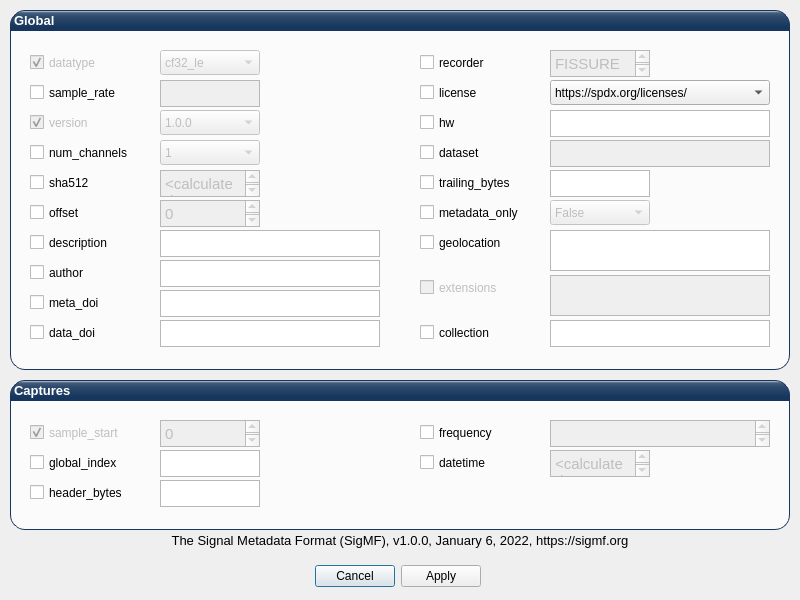
Before: the Qt Designer form UI/sigmf.ui in ainfosec/FISSURE, drawn with Qt 5.
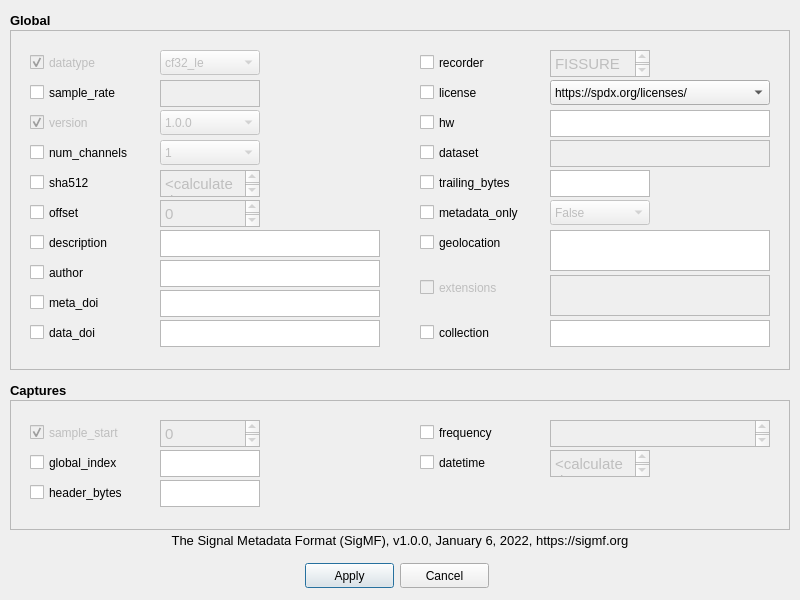
After: the same form once the commit is applied.

The edit to the form file:
```diff
--- a/UI/sigmf.ui
+++ b/UI/sigmf.ui
@@ -22,16 +22,6 @@
      <height>340</height>
     </rect>
    </property>
-   <property name="styleSheet">
-    <string notr="true">QFrame#frame_63 {
-	background-color: rgb(251, 251, 251);
-	border: 1px solid #17365D;
-	border-bottom-left-radius: 15px;
-	border-bottom-right-radius: 15px;
-	
-
-}</string>
-   </property>
    <property name="frameShape">
     <enum>QFrame::StyledPanel</enum>
    </property>
@@ -682,7 +672,7 @@
    <property name="maximumSize">
     <size>
      <width>16777215</width>
-     <height>22</height>
+     <height>16777215</height>
     </size>
    </property>
    <property name="font">
@@ -697,40 +687,11 @@
    <property name="autoFillBackground">
     <bool>false</bool>
    </property>
-   <property name="styleSheet">
-    <string notr="true">QLabel#label_293 {
-   qproperty-alignment: AlignCenter;
-	border: 1px solid #17365D;
-	border-top-left-radius: 15px;
-	border-top-right-radius: 15px;
-	background-color: qlineargradient(spread:pad, x1:0, y1:0, x2:0, y2:1, stop:0 #e7eaee, stop:0.12 #455e7d, stop:0.3 #2e4a6d,   stop:0.85 #17365D, stop:1 #17365D);
-	padding: 0px 0px;
-	color: rgb(255, 255, 255);
-	max-height: 20px;
-	font: bold 10pt &quot;Ubuntu&quot;;
-}</string>
-   </property>
    <property name="text">
     <string>Global</string>
    </property>
   </widget>
-  <widget class="QDialogButtonBox" name="buttonBox">
-   <property name="geometry">
-    <rect>
-     <x>140</x>
-     <y>560</y>
-     <width>341</width>
-     <height>32</height>
-    </rect>
-   </property>
-   <property name="orientation">
-    <enum>Qt::Horizontal</enum>
-   </property>
-   <property name="standardButtons">
-    <set>QDialogButtonBox::Apply|QDialogButtonBox::Cancel</set>
-   </property>
-  </widget>
-  <widget class="QLabel" name="label_20">
+  <widget class="QLabel" name="label2_20">
    <property name="geometry">
     <rect>
      <x>20</x>
@@ -763,7 +724,7 @@
    <property name="maximumSize">
     <size>
      <width>16777215</width>
-     <height>22</height>
+     <height>16777215</height>
     </size>
    </property>
    <property name="font">
@@ -778,19 +739,6 @@
    <property name="autoFillBackground">
     <bool>false</bool>
    </property>
-   <property name="styleSheet">
-    <string notr="true">QLabel#label_294 {
-   qproperty-alignment: AlignCenter;
-	border: 1px solid #17365D;
-	border-top-left-radius: 15px;
-	border-top-right-radius: 15px;
-	background-color: qlineargradient(spread:pad, x1:0, y1:0, x2:0, y2:1, stop:0 #e7eaee, stop:0.12 #455e7d, stop:0.3 #2e4a6d,   stop:0.85 #17365D, stop:1 #17365D);
-	padding: 0px 0px;
-	color: rgb(255, 255, 255);
-	max-height: 20px;
-	font: bold 10pt &quot;Ubuntu&quot;;
-}</string>
-   </property>
    <property name="text">
     <string>Captures</string>
    </property>
@@ -804,16 +752,6 @@
      <height>130</height>
     </rect>
    </property>
-   <property name="styleSheet">
-    <string notr="true">QFrame#frame_64 {
-	background-color: rgb(251, 251, 251);
-	border: 1px solid #17365D;
-	border-bottom-left-radius: 15px;
-	border-bottom-right-radius: 15px;
-	
-
-}</string>
-   </property>
    <property name="frameShape">
     <enum>QFrame::StyledPanel</enum>
    </property>
@@ -1026,6 +964,32 @@
     </property>
    </widget>
   </widget>
+  <widget class="QPushButton" name="pushButton_apply">
+   <property name="geometry">
+    <rect>
+     <x>305</x>
+     <y>563</y>
+     <width>89</width>
+     <height>25</height>
+    </rect>
+   </property>
+   <property name="text">
+    <string>Apply</string>
+   </property>
+  </widget>
+  <widget class="QPushButton" name="pushButton_cancel">
+   <property name="geometry">
+    <rect>
+     <x>400</x>
+     <y>563</y>
+     <width>89</width>
+     <height>25</height>
+    </rect>
+   </property>
+   <property name="text">
+    <string>Cancel</string>
+   </property>
+  </widget>
  </widget>
  <resources/>
  <connections/>
```
Left out of the diff: 8 changed lines with no effect on the pictures.
